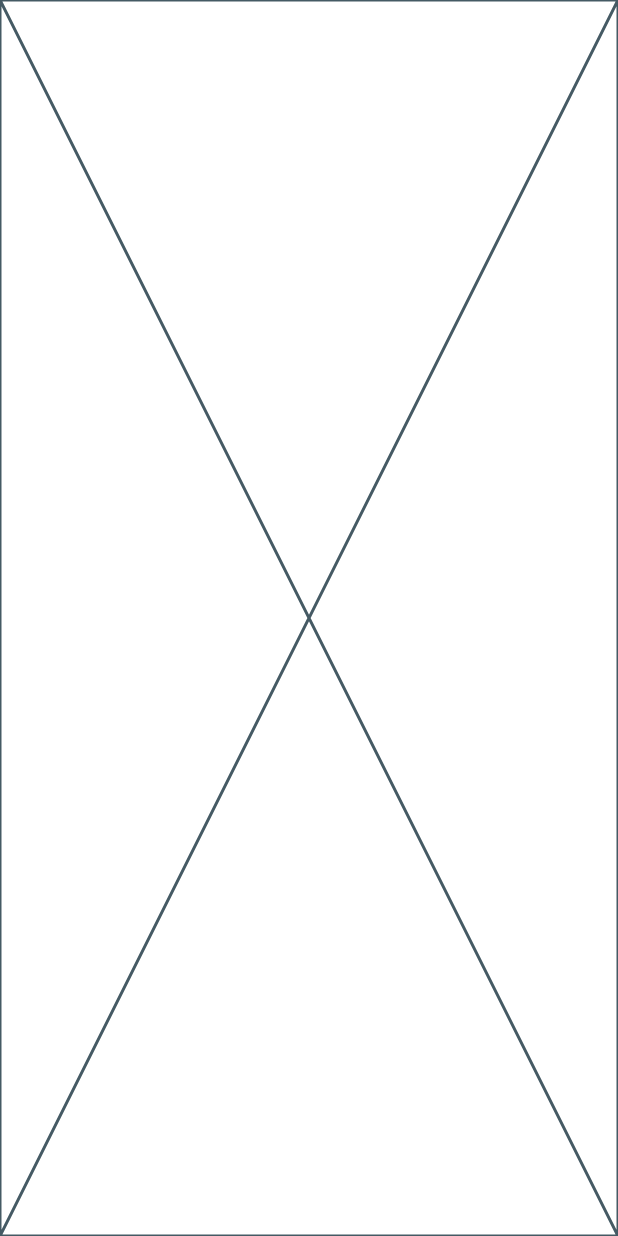
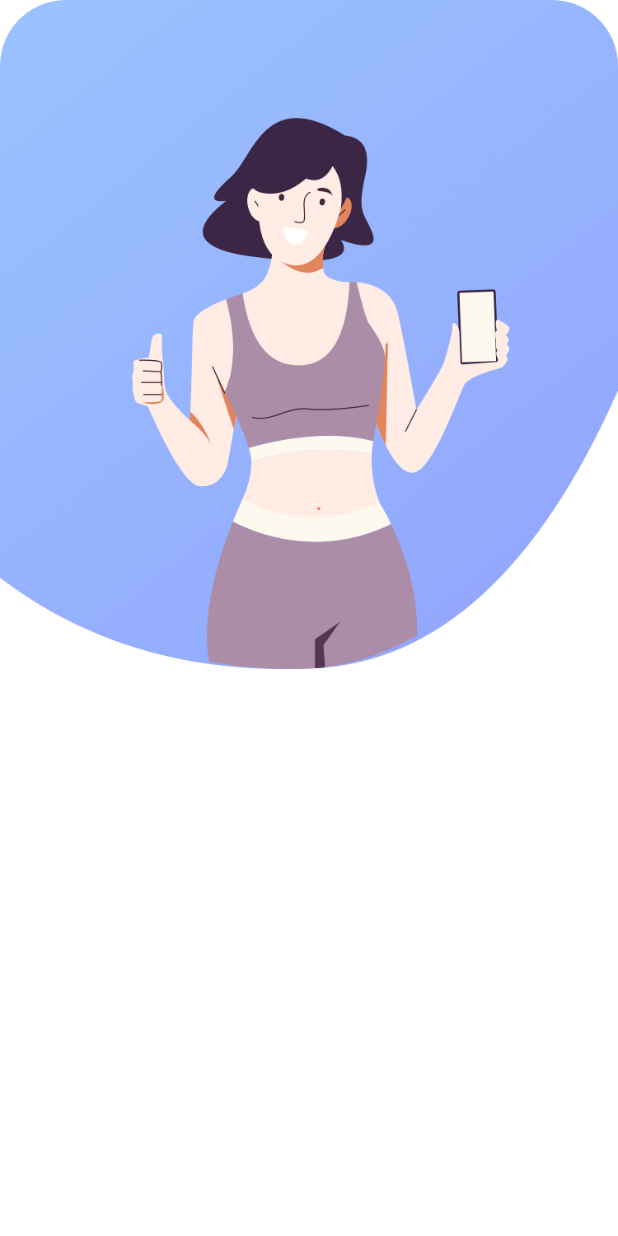
Before and after one commit to mdmanik74/Daily_Exercises_Flutter, a Flutter app: the screen it shows after launch, on a phone screen of 412 x 824 dp. Run offline on Flutter 3.47's test engine with Material 2 defaults, Android fonts, the phone set to English and light mode, and no system bars.

Commit message:
on board UI

```diff
--- /dev/null
+++ b/lib/color_page.dart
@@ -0,0 +1,22 @@
+
+import 'package:flutter/material.dart';
+
+class TColor {
+  static Color get primaryColor1 => const Color(0xff92A3FD);
+  static Color get primaryColor2 => const Color(0xff9DCEFF);
+
+  static Color get secondaryColor1 => const Color(0xffC58BF2);
+  static Color get secondaryColor2 => const Color(0xffEEA4CE);
+
+
+  static List<Color> get primaryG => [ primaryColor2, primaryColor1 ];
+  static List<Color> get secondaryG => [secondaryColor2, secondaryColor1];
+
+  static Color get black => const Color(0xff1D1617);
+  static Color get gray => const Color(0xff786F72);
+  static Color get white => Colors.white;
+  static Color get lightGray => const Color(0xffF7F8F8);
+
+
+
+}
--- a/lib/main.dart
+++ b/lib/main.dart
@@ -1,3 +1,4 @@
+import 'package:daily_exercises/color_page.dart';
 import 'package:flutter/material.dart';
 
 import 'on_boarding/on_boarding_page.dart';
@@ -12,7 +13,9 @@ class MyApp extends StatelessWidget{
   @override
   Widget build(BuildContext context){
     return MaterialApp(
-      theme: ThemeData(primarySwatch: Colors.blue),
+      debugShowCheckedModeBanner: false,
+      title: 'Fitness 3 in 1',
+      theme: ThemeData(primaryColor: TColor.primaryColor1,fontFamily: 'Poppins'),
       home: const OnboardView(),
     );
   }
--- a/lib/on_boarding/on_boarding_page.dart
+++ b/lib/on_boarding/on_boarding_page.dart
@@ -1,4 +1,7 @@
 import 'package:flutter/material.dart';
+
+import '../color_page.dart';
+
 class OnboardView extends StatefulWidget {
   const OnboardView({super.key});
 
@@ -7,8 +10,27 @@ class OnboardView extends StatefulWidget {
 }
 
 class _OnboardViewState extends State<OnboardView> {
+  PageController controller = PageController();
+
   @override
   Widget build(BuildContext context) {
-    return const Placeholder();
+    var media = MediaQuery.of(context).size;
+    return Scaffold(
+      backgroundColor: TColor.white,
+      body: Stack(
+        children: [
+          PageView.builder(itemBuilder: (context, index) {
+            return SizedBox(
+              width: media.width,
+              height: media.height,
+              child: Column(
+                mainAxisAlignment: MainAxisAlignment.start,
+                children: [Image.asset("assets/img/on_1.png",width: media.width,fit: BoxFit.fitWidth,)],
+              ),
+            );
+          })
+        ],
+      ),
+    );
   }
 }
```
Also changed, not shown: pubspec.yaml (+3 -4 lines).
